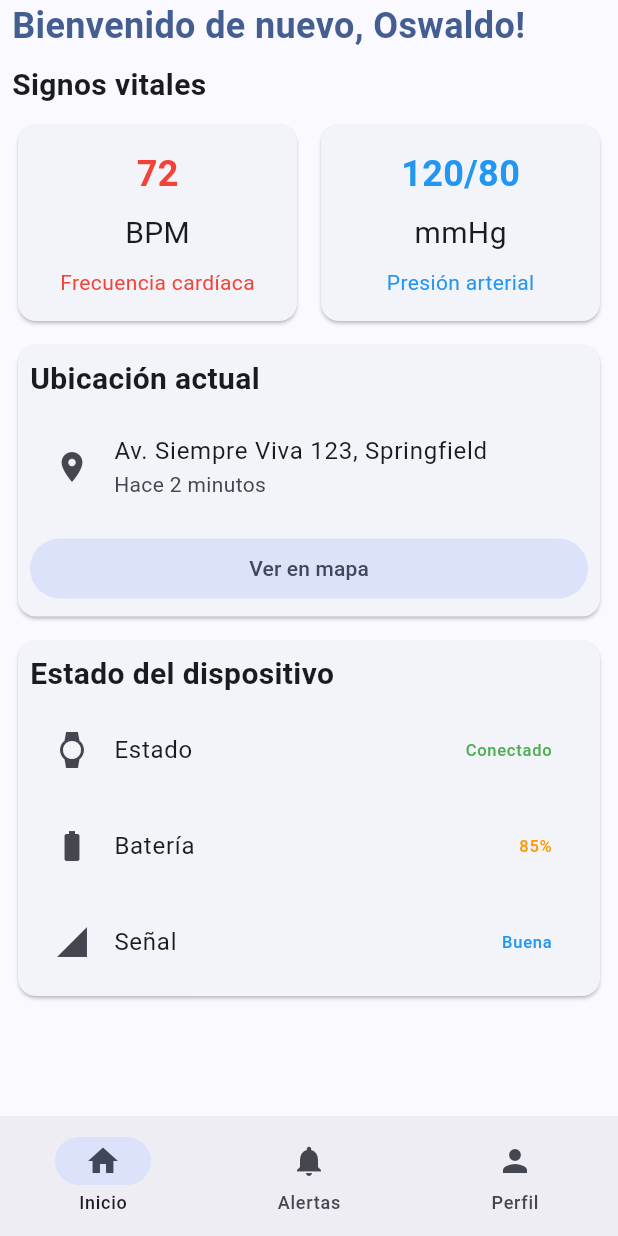
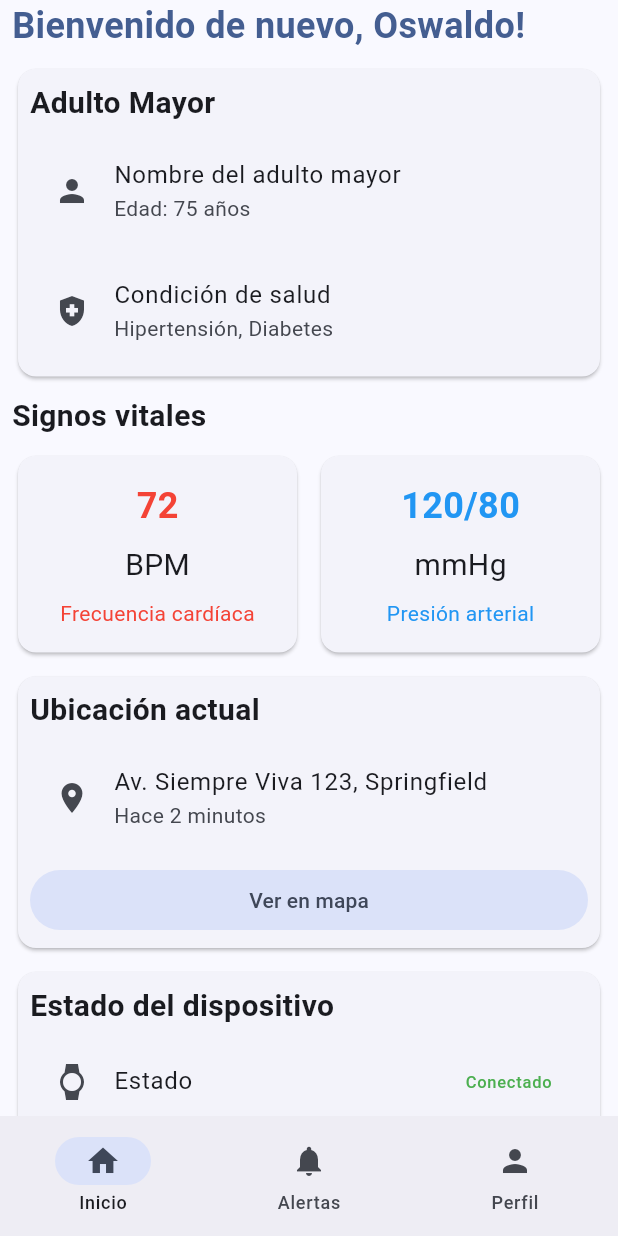
Before and after one commit to Oswaldo-Alberto-Cabrejos-Ronceros/apucha-watch-frontend-flutter, a Flutter app: the screen it shows after launch, on a phone screen of 412 x 824 dp. Run offline on Flutter 3.47's test engine with Material 3 defaults, Android fonts, the phone set to English and light mode, and no system bars.

Commit message:
feat:Creacion de SeniorCitizenPrincipalCard

```diff
--- a/lib/screens/dashboard_user/dashboard_user_screen.dart
+++ b/lib/screens/dashboard_user/dashboard_user_screen.dart
@@ -1,5 +1,6 @@
 import 'package:apucha_watch_movil/screens/dashboard_user/widgets/location_card.dart';
 import 'package:apucha_watch_movil/screens/dashboard_user/widgets/metric_card.dart';
+import 'package:apucha_watch_movil/screens/dashboard_user/widgets/senior_citizen_principal_card.dart';
 import 'package:apucha_watch_movil/screens/dashboard_user/widgets/status_device_card.dart';
 import 'package:flutter/material.dart';
 
@@ -12,8 +13,15 @@ class DashboardUserScreen extends StatelessWidget {
       crossAxisAlignment: CrossAxisAlignment.start,
       spacing: 8,
       children: [
-        Text('Bienvenido de nuevo, Oswaldo!',
-            style: TextStyle(fontSize: 24, fontWeight: FontWeight.bold, color: Theme.of(context).colorScheme.primary)),
+        Text(
+          'Bienvenido de nuevo, Oswaldo!',
+          style: TextStyle(
+            fontSize: 24,
+            fontWeight: FontWeight.bold,
+            color: Theme.of(context).colorScheme.primary,
+          ),
+        ),
+        SeniorCitizenPrincipalCard(),
         Text(
           'Signos vitales',
           style: TextStyle(fontSize: 20, fontWeight: FontWeight.bold),
--- /dev/null
+++ b/lib/screens/dashboard_user/widgets/senior_citizen_principal_card.dart
@@ -0,0 +1,38 @@
+import 'package:flutter/material.dart';
+
+class SeniorCitizenPrincipalCard extends StatelessWidget {
+  const SeniorCitizenPrincipalCard({super.key});
+
+  @override
+  Widget build(BuildContext context) {
+    return SizedBox(
+      width: double.infinity,
+      child: Card(
+        child: Padding(
+          padding: EdgeInsets.all(8.0),
+          child: Column(
+            mainAxisSize: MainAxisSize.min,
+            crossAxisAlignment: CrossAxisAlignment.start,
+            spacing: 8,
+            children: [
+              Text(
+                'Adulto Mayor',
+                style: TextStyle(fontSize: 20, fontWeight: FontWeight.bold),
+              ),
+              ListTile(
+                leading: Icon(Icons.person),
+                title: Text('Nombre del adulto mayor'),
+                subtitle: Text('Edad: 75 años'),
+              ),
+              ListTile(
+                leading: Icon(Icons.health_and_safety),
+                title: Text('Condición de salud'),
+                subtitle: Text('Hipertensión, Diabetes'),
+              ),
+            ],
+          ),
+        ),
+      ),
+    );
+  }
+}
```
